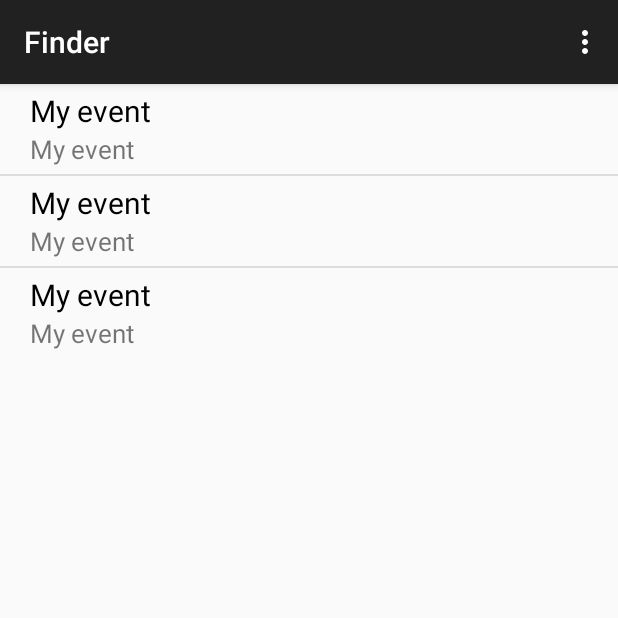
After one commit to 0x2539/Edison-Champions, an Android app: the EventsActivity screen opened directly, with no data from a screen before it, on a phone screen of 412 x 824 dp, the top half of it. The commit adds this screen. Run offline under Robolectric (Android 15) with nearby library versions, the phone set to English and light mode, and no system bars.

Commit message:
added events

```diff
--- a/android/Finder/app/src/main/AndroidManifest.xml
+++ b/android/Finder/app/src/main/AndroidManifest.xml
@@ -38,6 +38,10 @@
             android:name=".Activities.ServerActivity"
             android:label="@string/app_name" >
         </activity>
+        <activity
+            android:name=".Activities.EventsActivity"
+            android:label="@string/app_name" >
+        </activity>
 
         <meta-data
             android:name="com.facebook.sdk.ApplicationId"
--- /dev/null
+++ b/android/Finder/app/src/main/java/example/com/finder/Activities/EventsActivity.java
@@ -0,0 +1,79 @@
+package example.com.finder.Activities;
+
+import android.bluetooth.BluetoothAdapter;
+import android.bluetooth.BluetoothDevice;
+import android.content.BroadcastReceiver;
+import android.content.Context;
+import android.content.Intent;
+import android.content.IntentFilter;
+import android.os.Bundle;
+import android.support.v7.app.ActionBarActivity;
+import android.util.Log;
+import android.view.Menu;
+import android.view.MenuItem;
+
+import com.fasterxml.jackson.core.type.TypeReference;
+
+import org.apache.http.HttpResponse;
+import org.apache.http.client.HttpClient;
+import org.apache.http.client.methods.HttpGet;
+import org.apache.http.impl.client.DefaultHttpClient;
+
+import java.io.BufferedReader;
+import java.io.InputStreamReader;
+import java.util.ArrayList;
+import java.util.List;
+
+import example.com.finder.Layouts.EventsFragLayout;
+import example.com.finder.Layouts.PeopleFragLayout;
+import example.com.finder.POJO.Person;
+import example.com.finder.R;
+import example.com.finder.Utils.JSONUtils;
+import example.com.finder.Utils.NetUtils;
+import example.com.finder.Utils.PeopleUtils;
+import example.com.finder.Utils.SharedPreferencesUtils;
+import example.com.finder.Utils.ViewUtils;
+
+
+public class EventsActivity extends ActionBarActivity implements EventsFragLayout.OnPeopleListFragmentListener {
+
+    private EventsFragLayout layout;
+
+    @Override
+    protected void onCreate(Bundle savedInstanceState) {
+        super.onCreate(savedInstanceState);
+        setContentView(R.layout.activity_events);
+
+        layout = (EventsFragLayout) getSupportFragmentManager().findFragmentById(R.id.events_fragment);
+    }
+
+    @Override
+    public boolean onCreateOptionsMenu(Menu menu) {
+        // Inflate the menu; this adds items to the action bar if it is present.
+        getMenuInflater().inflate(R.menu.menu_main, menu);
+        return true;
+    }
+
+    @Override
+    public boolean onOptionsItemSelected(MenuItem item) {
+        // Handle action bar item clicks here. The action bar will
+        // automatically handle clicks on the Home/Up button, so long
+        // as you specify a parent activity in AndroidManifest.xml.
+        int id = item.getItemId();
+
+        //noinspection SimplifiableIfStatement
+        if (id == R.id.action_settings) {
+            return true;
+        }
+
+        return super.onOptionsItemSelected(item);
+    }
+
+    @Override
+    public void onPersonClicked(int position) {
+        PeopleUtils.setCurrentPersonIndex(position);
+        Intent myIntent = new Intent(EventsActivity.this, PersonDetailActivity.class);
+        EventsActivity.this.startActivity(myIntent);
+    }
+
+}
--- /dev/null
+++ b/android/Finder/app/src/main/java/example/com/finder/Adapters/EventsListViewAdapter.java
@@ -0,0 +1,88 @@
+package example.com.finder.Adapters;
+
+import android.content.Context;
+import android.view.LayoutInflater;
+import android.view.View;
+import android.view.ViewGroup;
+import android.widget.BaseAdapter;
+import android.widget.TextView;
+
+import java.util.List;
+
+import example.com.finder.POJO.Event;
+import example.com.finder.POJO.Like;
+import example.com.finder.R;
+
+/**
+ * Created by Alexandru on 28-Mar-15.
+ */
+public class EventsListViewAdapter extends BaseAdapter {
+    /**
+     * The inflater.
+     */
+    protected LayoutInflater inflater;
+
+    /**
+     * The items list.
+     */
+    protected List<Event> items;
+
+    /**
+     * The context.
+     */
+    private Context context;
+
+    /**
+     * The Class ViewHolder.
+     */
+    private static class ViewHolder {
+        TextView nameTextView;
+        TextView categoryTextView;
+    }
+
+    public EventsListViewAdapter(Context context, List<Event> items) {
+        this.context = context;
+        this.items = items;
+        inflater = (LayoutInflater) context.getSystemService(Context.LAYOUT_INFLATER_SERVICE);
+    }
+
+    @Override
+    public View getView(final int position, View convertView, ViewGroup parent) {
+        final ViewHolder holder;
+
+        if (convertView == null) {
+            convertView = inflater.inflate(R.layout.like_item_layout, parent, false);
+
+            holder = new ViewHolder();
+
+            holder.nameTextView = (TextView) convertView.findViewById(R.id.like_item_layout_name_text_view);
+            holder.categoryTextView = (TextView) convertView.findViewById(R.id.like_item_layout_category_text_view);
+
+            convertView.setTag(holder);
+        } else {
+            holder = (ViewHolder) convertView.getTag();
+        }
+
+        holder.nameTextView.setText(items.get(position).getEventName());
+        holder.categoryTextView.setText(items.get(position).getEventName());
+//        holder.theSubtitleTextView.setText("Item #" + position);
+
+        return convertView;
+    }
+
+    @Override
+    public int getCount() {
+        return items.size();
+    }
+
+    @Override
+    public Object getItem(int i) {
+        return items.get(i);
+    }
+
+    @Override
+    public long getItemId(int i) {
+        return i;
+    }
+
+}
--- /dev/null
+++ b/android/Finder/app/src/main/java/example/com/finder/Layouts/EventsFragLayout.java
@@ -0,0 +1,99 @@
+package example.com.finder.Layouts;
+
+import android.app.Activity;
+import android.os.Bundle;
+import android.view.LayoutInflater;
+import android.view.View;
+import android.view.ViewGroup;
+import android.widget.AdapterView;
+import android.widget.ListView;
+import android.widget.TextView;
+
+import example.com.finder.Adapters.EventsListViewAdapter;
+import example.com.finder.Adapters.PeopleListViewAdapter;
+import example.com.finder.R;
+import example.com.finder.Utils.PeopleUtils;
+
+/**
+ * Created by Alexandru on 28-Mar-15.
+ */
+public class EventsFragLayout extends BaseFragLayout {
+
+    public interface OnPeopleListFragmentListener {
+        public void onPersonClicked(int position);
+    }
+
+    private Activity context;
+
+    private OnPeopleListFragmentListener listener;
+    private View view;
+    protected ListView peopleListView;
+
+    private TextView noPeopleTextView;
+
+    private EventsListViewAdapter peopleListItemAdapter;
+
+    @Override
+    public void onAttach(Activity activity)
+    {
+        super.onAttach(activity);
+        if (activity instanceof OnPeopleListFragmentListener)
+        {
+            listener = (OnPeopleListFragmentListener) activity;
+        } else
+        {
+            throw new ClassCastException(activity.toString() + " must implement OnPeopleListFragmentListener");
+        }
+        context = activity;
+    }
+
+    @Override
+    public View onCreateView(LayoutInflater inflater, ViewGroup container, Bundle savedInstanceState)
+    {
+        view = inflater.inflate(R.layout.frag_events, container, false);
+        initAll();
+
+        return view;
+    }
+
+    private void initAll()
+    {
+        try {
+            noPeopleTextView = (TextView) view.findViewById(R.id.frag_events_empty_text_view);
+            peopleListView = (ListView) view.findViewById(R.id.frag_events_list_view);
+            peopleListView.setOnItemClickListener(new AdapterView.OnItemClickListener() {
+                @Override
+                public void onItemClick(AdapterView<?> parent, View view, int position, long id) {
+//                    listener.onPersonClicked(position);
+                }
+            });
+            updateView();
+        }
+        catch (Exception e)
+        {
+            e.printStackTrace();
+        }
+    }
+
+    public void updateView()
+    {
+        if (peopleListItemAdapter == null)
+        {
+            peopleListItemAdapter = new EventsListViewAdapter(context,
+                    PeopleUtils.getEvents());
+            peopleListView.setAdapter(peopleListItemAdapter);
+        } else
+        {
+//            peopleListItemAdapter.setPeople(PeopleUtils.getPeople());
+        }
+
+        if(noPeopleTextView != null) {
+            if (PeopleUtils.getEvents().size() == 0) {
+                noPeopleTextView.setVisibility(View.VISIBLE);
+            } else {
+                noPeopleTextView.setVisibility(View.GONE);
+            }
+        }
+        peopleListItemAdapter.notifyDataSetChanged();
+    }
+}
--- /dev/null
+++ b/android/Finder/app/src/main/java/example/com/finder/POJO/Event.java
@@ -0,0 +1,36 @@
+package example.com.finder.POJO;
+
+import android.graphics.Bitmap;
+
+/**
+ * Created by Alexandru on 29-Mar-15.
+ */
+public class Event {
+    private String eventName;
+    private String eventUrl;
+    private Bitmap eventPicture;
+
+    public String getEventName() {
+        return eventName;
+    }
+
+    public void setEventName(String eventName) {
+        this.eventName = eventName;
+    }
+
+    public String getEventUrl() {
+        return eventUrl;
+    }
+
+    public void setEventUrl(String eventUrl) {
+        this.eventUrl = eventUrl;
+    }
+
+    public Bitmap getEventPicture() {
+        return eventPicture;
+    }
+
+    public void setEventPicture(Bitmap eventPicture) {
+        this.eventPicture = eventPicture;
+    }
+}
--- a/android/Finder/app/src/main/java/example/com/finder/Utils/PeopleUtils.java
+++ b/android/Finder/app/src/main/java/example/com/finder/Utils/PeopleUtils.java
@@ -3,6 +3,7 @@ package example.com.finder.Utils;
 import java.util.ArrayList;
 import java.util.List;
 
+import example.com.finder.POJO.Event;
 import example.com.finder.POJO.Like;
 import example.com.finder.POJO.Person;
 
@@ -12,6 +13,7 @@ import example.com.finder.POJO.Person;
 public class PeopleUtils {
     private static List<Person> people;
     private static List<Person> peopleYoedBy;
+    private static List<Event> events;
     private static int currentPersonIndex;
 
     private static List<Like> likes;
@@ -89,7 +91,7 @@ public class PeopleUtils {
         {
             for(int j = 0; j < PeopleUtils.people.size(); j++)
             {
-                if(people.get(i).getId().equals(PeopleUtils.people.get(j).getId()))
+                if(people.get(i).getId() != null && PeopleUtils.people.get(j).getId() != null && people.get(i).getId().equals(PeopleUtils.people.get(j).getId()))
                 {
                     PeopleUtils.people.set(j, people.get(i));
                     break;
@@ -97,4 +99,18 @@ public class PeopleUtils {
             }
         }
     }
+
+    public static List<Event> getEvents() {
+        events = new ArrayList<>();
+        Event event = new Event();
+        event.setEventName("My event");
+        events.add(event);
+        events.add(event);
+        events.add(event);
+        return events;
+    }
+
+    public static void setEvents(List<Event> events) {
+        PeopleUtils.events = events;
+    }
 }
--- /dev/null
+++ b/android/Finder/app/src/main/res/layout/activity_events.xml
@@ -0,0 +1,13 @@
+<RelativeLayout
+    xmlns:android="http://schemas.android.com/apk/res/android"
+    android:layout_width="match_parent"
+    android:layout_height="match_parent">
+
+    <fragment
+        android:id="@+id/events_fragment"
+        android:layout_width="match_parent"
+        android:layout_height="match_parent"
+        class="example.com.finder.Layouts.EventsFragLayout" />
+
+
+</RelativeLayout>
--- /dev/null
+++ b/android/Finder/app/src/main/res/layout/frag_events.xml
@@ -0,0 +1,26 @@
+<RelativeLayout
+    xmlns:android="http://schemas.android.com/apk/res/android"
+    android:layout_width="match_parent"
+    android:layout_height="match_parent">
+
+    <TextView
+        android:id="@+id/frag_events_empty_text_view"
+        android:layout_width="wrap_content"
+        android:layout_height="wrap_content"
+        android:textColor="@android:color/black"
+        android:textSize="20sp"
+        android:layout_centerHorizontal="true"
+        android:layout_marginTop="20dp"
+        android:layout_marginRight="20dp"
+        android:layout_marginLeft="20dp"
+        android:gravity="center_horizontal"
+        android:text="Sorry, we didn't find any matches :("
+        android:visibility="gone"/>
+
+    <ListView
+        android:id="@+id/frag_events_list_view"
+        android:layout_width="wrap_content"
+        android:layout_height="wrap_content"
+        android:visibility="visible"/>
+
+</RelativeLayout>
```
Also changed, not shown: android/Finder/app/src/main/java/example/com/finder/Activities/MainActivity.java (+15 -0 lines), android/Finder/app/src/main/java/example/com/finder/Utils/DownloadImageTask.java (+17 -1 lines), android/Finder/app/src/main/res/layout/activity_main.xml (+14 -3 lines).
